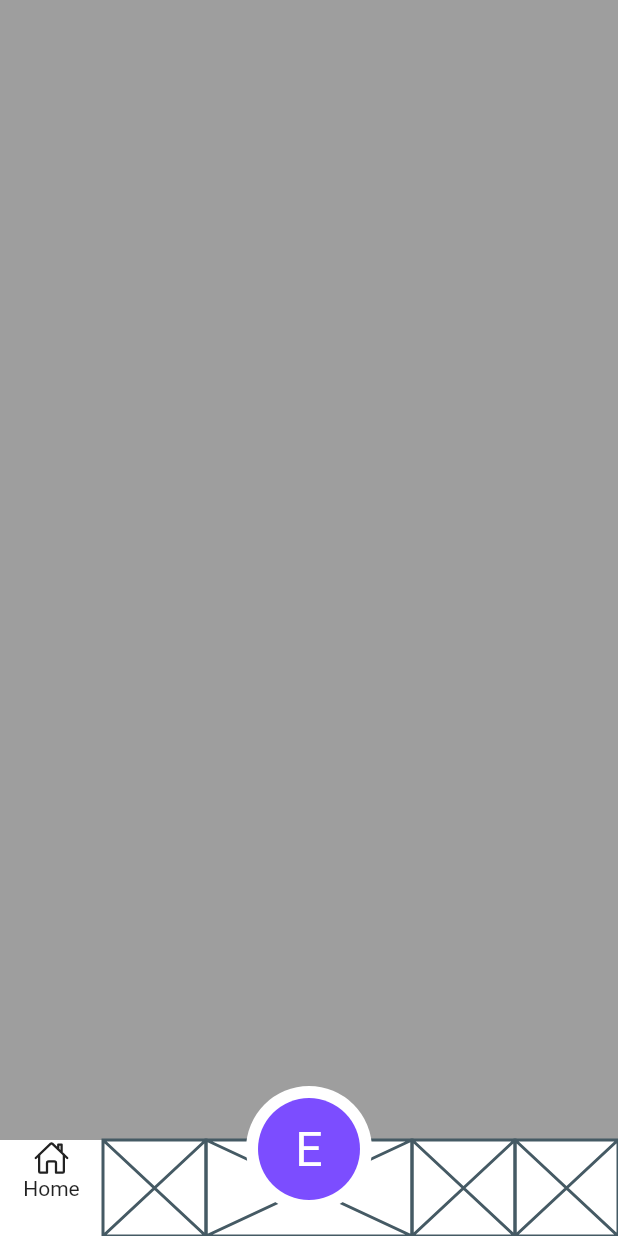
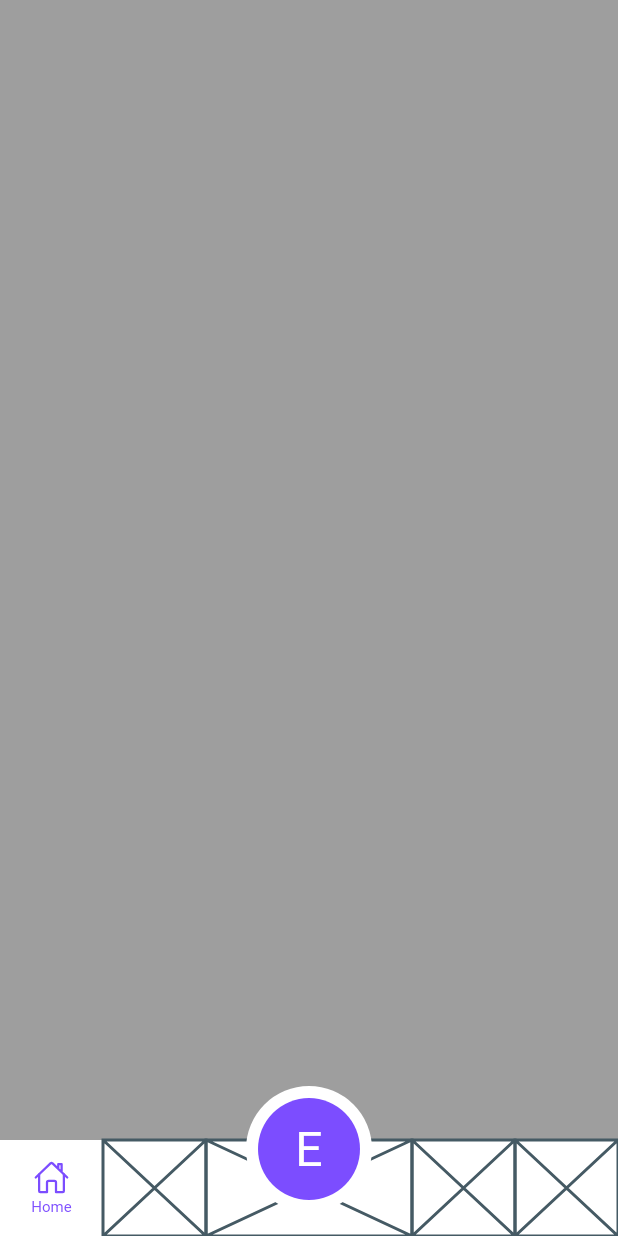
Before and after one commit to JAICHANGPARK/flutter_notebook_18th_story, a Flutter app: the screen it shows after launch, on a phone screen of 412 x 824 dp. Run offline on Flutter 3.47's test engine with Material 2 defaults, Android fonts, the phone set to English and light mode, and no system bars; our stand-ins replace cached_network_image, flutter_riverpod, go_router, ionicons.

Commit message:
Update food_delivery_home_screen.dart

```diff
--- a/lib/ep1054_food_delivery_app/src/ui/food_delivery_home_screen.dart
+++ b/lib/ep1054_food_delivery_app/src/ui/food_delivery_home_screen.dart
@@ -22,33 +22,46 @@ class _FoodDeliveryHomeScreenState extends State<FoodDeliveryHomeScreen> {
                 right: 0,
                 child: Container(
                   height: 64,
-                  decoration: BoxDecoration(
+                  decoration: const BoxDecoration(
                     color: Colors.white,
                   ),
                   child: Row(
                     children: [
                       Expanded(
                         child: Column(
-                          children: [
-                            Icon(Ionicons.home_outline),
-                            Text("Home"),
+                          mainAxisAlignment: MainAxisAlignment.center,
+                          children: const [
+                            Icon(
+                              Ionicons.home_outline,
+                              color: Colors.deepPurpleAccent,
+                            ),
+                            SizedBox(
+                              height: 2,
+                            ),
+                            Text(
+                              "Home",
+                              style: TextStyle(
+                                fontSize: 10,
+                                color: Colors.deepPurpleAccent,
+                              ),
+                            ),
                           ],
                         ),
                         flex: 2,
                       ),
-                      Expanded(
+                      const Expanded(
                         child: Placeholder(),
                         flex: 2,
                       ),
-                      Expanded(
-                        child: Placeholder(),
+                      const Expanded(
+                        child: const Placeholder(),
                         flex: 4,
                       ),
-                      Expanded(
+                      const Expanded(
                         child: Placeholder(),
                         flex: 2,
                       ),
-                      Expanded(
+                      const Expanded(
                         child: Placeholder(),
                         flex: 2,
                       ),
@@ -63,17 +76,17 @@ class _FoodDeliveryHomeScreenState extends State<FoodDeliveryHomeScreen> {
                 child: Container(
                   height: 84,
                   width: 84,
-                  padding: EdgeInsets.all(8),
-                  decoration: BoxDecoration(
+                  padding: const EdgeInsets.all(8),
+                  decoration: const BoxDecoration(
                     color: Colors.white,
                     shape: BoxShape.circle,
                   ),
-                  child: CircleAvatar(
+                  child: const CircleAvatar(
                     foregroundColor: Colors.white,
                     backgroundColor: Colors.deepPurpleAccent,
-                    child: Text(
+                    child: const Text(
                       "E",
-                      style: TextStyle(color: Colors.white, fontSize: 32),
+                      style: const TextStyle(color: Colors.white, fontSize: 32),
                     ),
                   ),
                 ),
```
